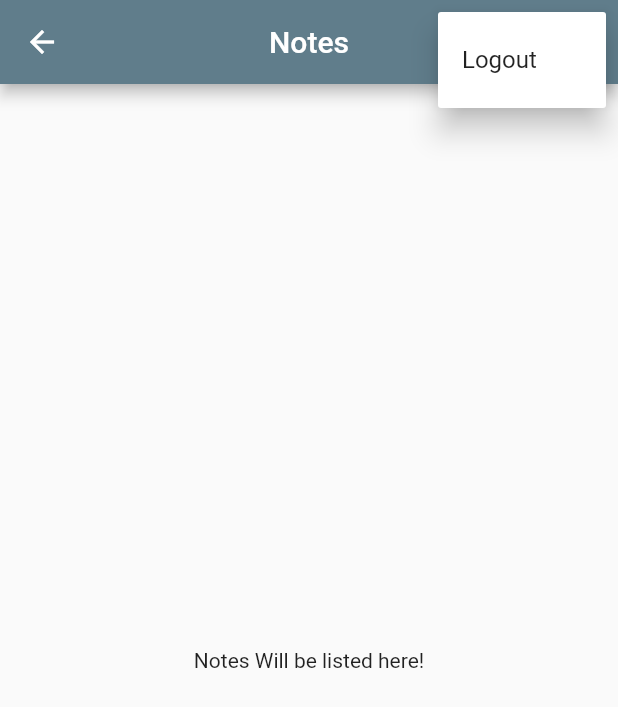
After one commit to kiptooBiwot/flutter-notes-app, a Flutter app: the NotesView screen opened by its route, after a tap on the "more vert" icon, on a phone screen of 412 x 824 dp. The commit adds this screen. Shown: the top 707 px of the screen. Run offline on Flutter 3.47's test engine with Material 2 defaults, Android fonts, the phone set to English and light mode, and no system bars; our stand-ins replace firebase_auth, firebase_core; accounts and stored records are empty; network calls fail.

Commit message:
Sign out

```diff
--- a/lib/main.dart
+++ b/lib/main.dart
@@ -2,8 +2,10 @@ import 'package:flutter/material.dart';
 import 'package:firebase_core/firebase_core.dart';
 import 'package:notes_app/screens/home.dart';
 import 'package:notes_app/screens/login.dart';
+import 'package:notes_app/screens/notes.dart';
 import 'package:notes_app/screens/register.dart';
 import 'firebase_options.dart';
+import 'dart:developer' as devtools show log;
 
 void main() async {
   // Initialize Firebase to the project
@@ -28,6 +30,7 @@ class NotesApp extends StatelessWidget {
         '/': (context) => const HomePage(),
         '/login': (context) => const LoginView(),
         '/register': (context) => const RegisterView(),
+        '/notesList': (context) => const NotesView(),
       },
     );
   }
--- a/lib/screens/home.dart
+++ b/lib/screens/home.dart
@@ -3,6 +3,7 @@ import 'package:firebase_core/firebase_core.dart';
 import 'package:flutter/material.dart';
 import 'package:notes_app/firebase_options.dart';
 import 'package:notes_app/screens/login.dart';
+import 'package:notes_app/screens/notes.dart';
 import 'package:notes_app/screens/verify_email.dart';
 
 class HomePage extends StatelessWidget {
@@ -23,14 +24,14 @@ class HomePage extends StatelessWidget {
 
             if (user != null) {
               if (user.emailVerified) {
-                print('Email is verified');
+                return const NotesView();
               } else {
                 return const VerifyEmailView();
               }
             } else {
               return const LoginView();
             }
-            return const Text('Done');
+          // return const Text('Done');
           // break;
           default:
             return const CircularProgressIndicator();
--- /dev/null
+++ b/lib/screens/notes.dart
@@ -0,0 +1,84 @@
+import 'package:firebase_auth/firebase_auth.dart';
+import 'package:flutter/material.dart';
+import 'dart:developer' as devtools show log;
+
+enum MenuAction { logout }
+
+class NotesView extends StatefulWidget {
+  const NotesView({Key? key}) : super(key: key);
+
+  @override
+  _NotesViewState createState() => _NotesViewState();
+}
+
+class _NotesViewState extends State<NotesView> {
+  @override
+  Widget build(BuildContext context) {
+    return Scaffold(
+      appBar: AppBar(
+        title: const Text('Notes'),
+        centerTitle: true,
+        actions: [
+          PopupMenuButton(
+            onSelected: (value) async {
+              switch (value) {
+                case MenuAction.logout:
+                  final shouldLogout = await showLogOutDialog(context);
+                  // devtools.log(shouldLogout.toString());
+                  if (shouldLogout) {
+                    // Logout from firebase
+                    await FirebaseAuth.instance.signOut();
+
+                    // Send the user back to the login screen
+                    Navigator.of(context)
+                        .pushNamedAndRemoveUntil('/login', (route) => false);
+                  } else {
+                    return;
+                  }
+                  break;
+                default:
+              }
+            },
+            itemBuilder: (context) {
+              return const [
+                PopupMenuItem(
+                  value: MenuAction.logout,
+                  child: Text('Logout'),
+                ),
+              ];
+            },
+          ),
+        ],
+      ),
+      body: const Center(
+        child: Text('Notes Will be listed here!'),
+      ),
+    );
+  }
+}
+
+Future<bool> showLogOutDialog(BuildContext context) {
+  return showDialog(
+    context: context,
+    builder: (context) {
+      return AlertDialog(
+        title: const Text('Sign Out'),
+        content: const Text('Are you sure you want to Sign Out?'),
+        actions: [
+          TextButton(
+            onPressed: () {
+              Navigator.of(context).pop(false);
+            },
+            child: const Text('Cancel'),
+          ),
+          TextButton(
+            onPressed: () {
+              Navigator.of(context).pop(true);
+            },
+            child: const Text('Sign Out'),
+          ),
+        ],
+      );
+    },
+  ).then((value) => value ?? false);
+}
```
